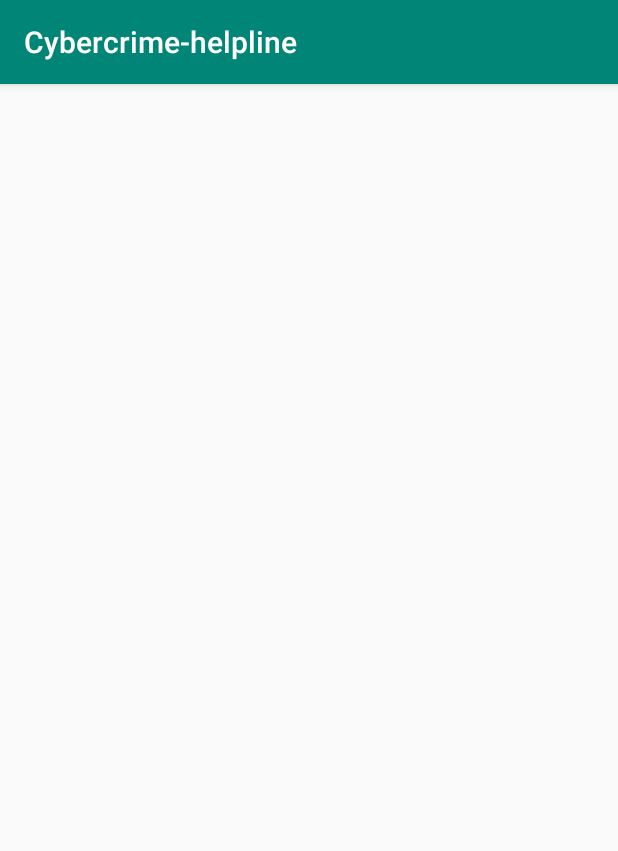
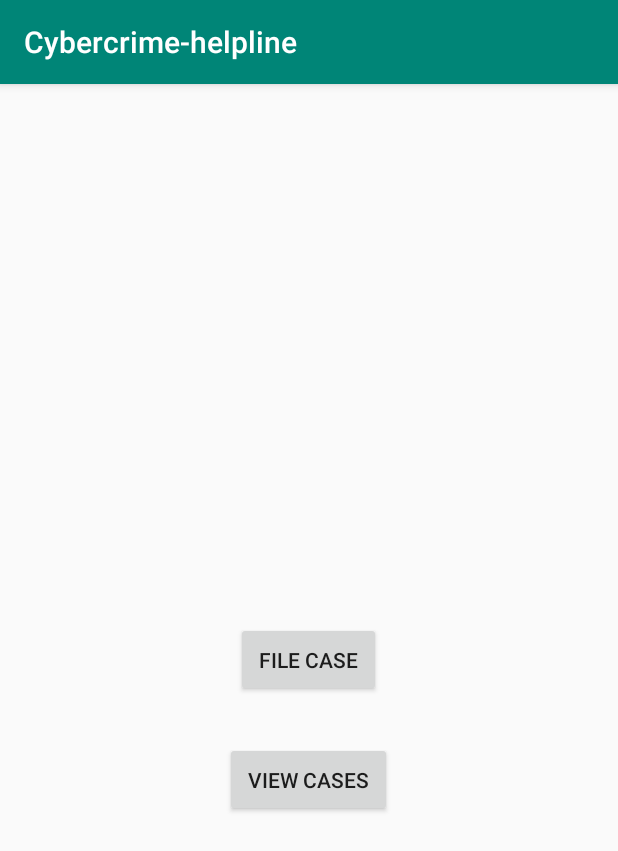
Before and after one commit to Prajwolbogati/Cybercrime-helpline, an Android app: the CasesActivity screen opened directly, with no data from a screen before it, on a phone screen of 412 x 824 dp. Shown: the top 851 px of the screen. Run offline under Robolectric (Android 15) with nearby library versions, the phone set to English and light mode, and no system bars.

Commit message:
CaseActivitylayout

```diff
--- a/app/src/main/res/layout/activity_cases.xml
+++ b/app/src/main/res/layout/activity_cases.xml
@@ -1,9 +1,30 @@
 <?xml version="1.0" encoding="utf-8"?>
-<androidx.constraintlayout.widget.ConstraintLayout xmlns:android="http://schemas.android.com/apk/res/android"
+<RelativeLayout xmlns:android="http://schemas.android.com/apk/res/android"
     xmlns:app="http://schemas.android.com/apk/res-auto"
-    xmlns:tools="http://schemas.android.com/tools"
     android:layout_width="match_parent"
-    android:layout_height="match_parent"
-    tools:context=".CasesActivity">
+    android:layout_height="match_parent">
 
-</androidx.constraintlayout.widget.ConstraintLayout>
+    <Button
+        android:id="@+id/btnaddcase"
+        android:layout_width="wrap_content"
+        android:layout_height="wrap_content"
+        android:text="File Case"
+        android:shadowColor="@android:color/transparent"
+        android:padding="15dp"
+        android:layout_centerHorizontal="true"
+        android:layout_centerVertical="true"
+        />
+
+    <Button
+        android:id="@+id/btnshowcases"
+        android:layout_width="wrap_content"
+        android:layout_height="wrap_content"
+        android:layout_marginTop="30dp"
+        android:layout_centerHorizontal="true"
+        android:layout_centerVertical="true"
+        android:layout_below="@+id/btnaddcase"
+        android:padding="15dp"
+        android:shadowColor="@android:color/transparent"
+        android:text="View Cases" />
+
+</RelativeLayout>
```
